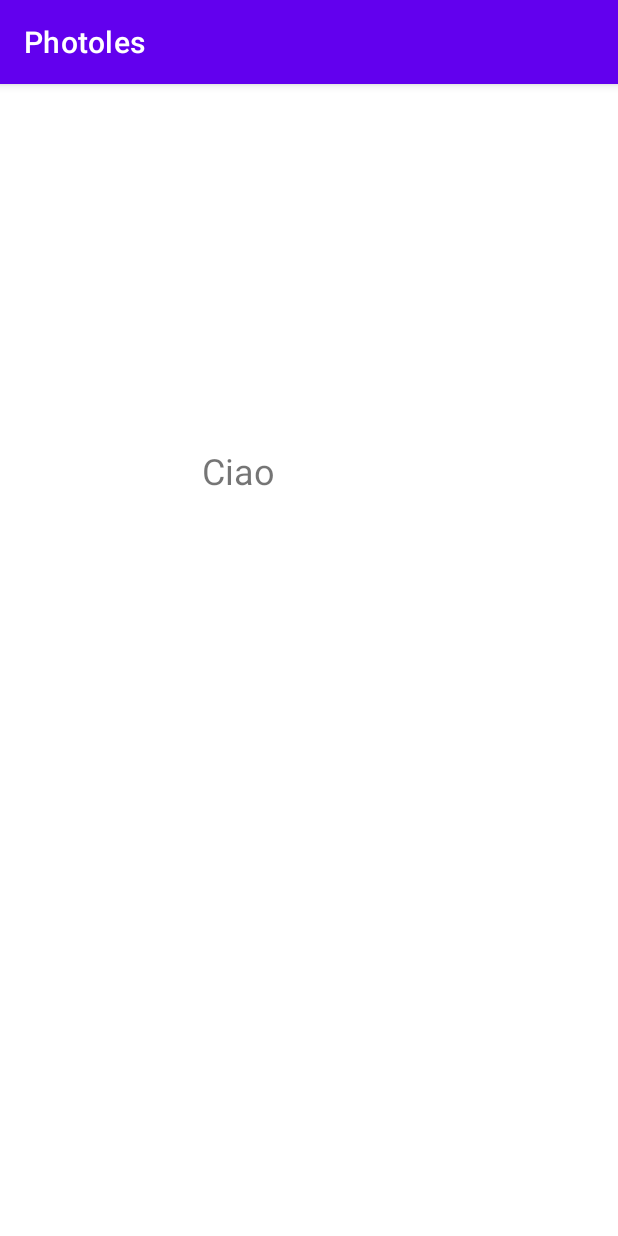
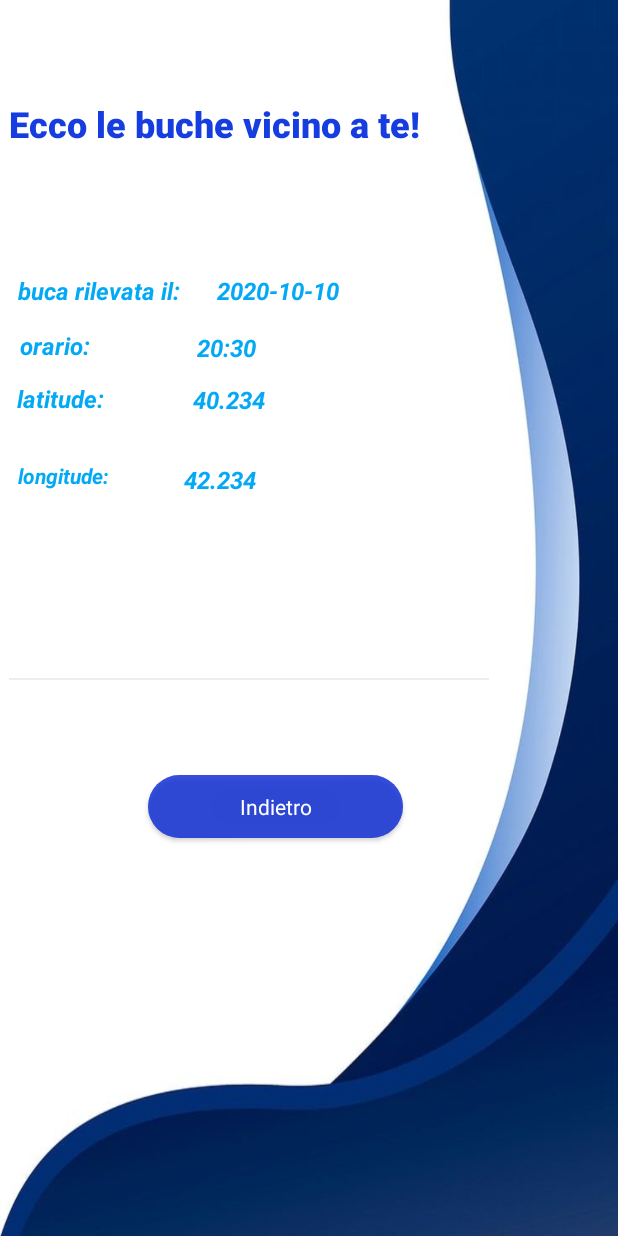
Before and after one commit to LuigiVessella/ProgettoLSO2022, an Android app: the GetRecords screen opened directly, with no data from a screen before it, on a phone screen of 412 x 824 dp. Run offline under Robolectric (Android 15) with nearby library versions, the phone set to English and light mode, and no system bars.

Commit message:
Aggiornata activity get records

```diff
--- a/app/src/main/java/com/example/main/EntityClasses/Pothole.java
+++ b/app/src/main/java/com/example/main/EntityClasses/Pothole.java
@@ -1,17 +1,17 @@
 package com.example.main.EntityClasses;
 
-import java.sql.Time;
+
 import java.util.Date;
 
 public class Pothole {
     private String username;
-    private Time time;
-    private Date date;
+    private String time;
+    private String date;
     private Double latitude;
     private Double longitude;
     private Double differenceY;
 
-    public Pothole(String username, Time time, Date date, Double latitude, Double longitude, Double differenceY) {
+    public Pothole(String username, String time, String date, Double latitude, Double longitude, Double differenceY) {
         this.username = username;
         this.time = time;
         this.date = date;
@@ -28,19 +28,19 @@ public class Pothole {
         this.username = username;
     }
 
-    public Time getTime() {
+    public String getTime() {
         return time;
     }
 
-    public void setTime(Time time) {
+    public void setTime(String time) {
         this.time = time;
     }
 
-    public Date getDate() {
+    public String getDate() {
         return date;
     }
 
-    public void setDate(Date date) {
+    public void setDate(String date) {
         this.date = date;
     }
 
--- a/app/src/main/java/com/example/main/GetRecords.java
+++ b/app/src/main/java/com/example/main/GetRecords.java
@@ -1,14 +1,57 @@
 package com.example.main;
 
 import androidx.appcompat.app.AppCompatActivity;
+import androidx.recyclerview.widget.DividerItemDecoration;
+import androidx.recyclerview.widget.LinearLayoutManager;
+import androidx.recyclerview.widget.RecyclerView;
 
+import android.content.Intent;
 import android.os.Bundle;
+import android.view.View;
+import android.widget.Button;
+
+import com.example.main.EntityClasses.Pothole;
+
+import java.util.ArrayList;
+import java.util.Date;
 
 public class GetRecords extends AppCompatActivity {
+    private RecyclerView reciclerPotholesView;
+    private Button btnBack;
 
     @Override
     protected void onCreate(Bundle savedInstanceState) {
         super.onCreate(savedInstanceState);
+        try {
+            this.getSupportActionBar().hide();
+        } catch (NullPointerException e) {
+        }
         setContentView(R.layout.activity_get_records);
+        initializeComponents();
+    }
+
+
+    public void initializeComponents(){
+        btnBack = findViewById(R.id.buttonBack);
+        btnBack.setOnClickListener(new View.OnClickListener() {
+            @Override
+            public void onClick(View view) {
+                Intent intent = new Intent(GetRecords.this, PotholesActivity.class);
+                startActivity(intent);
+            }
+        });
+        //ArrayList di prova
+        ArrayList<Pothole> listPotholes = new ArrayList<>();
+        Pothole tmpPot = new Pothole("Mario", "20:30", "2020-10-10", 40.234, 42.234, 2.01);
+        Pothole tmpPot2 = new Pothole("Mario", "20:30", "2020-10-10", 40.234, 42.234, 2.01);
+
+        listPotholes.add(tmpPot);
+        listPotholes.add(tmpPot2);
+        reciclerPotholesView = findViewById(R.id.recyclerViewPoth);
+        reciclerPotholesView.setLayoutManager(new LinearLayoutManager(getApplicationContext()));
+        PotholesAdapter potholesAdapter = new PotholesAdapter(getApplicationContext(), listPotholes);
+        reciclerPotholesView.setAdapter(potholesAdapter);
+        reciclerPotholesView.addItemDecoration(new DividerItemDecoration(getApplicationContext(), LinearLayoutManager.VERTICAL));
+
     }
 }
--- a/app/src/main/java/com/example/main/PotholesActivity.java
+++ b/app/src/main/java/com/example/main/PotholesActivity.java
@@ -14,13 +14,11 @@ import android.util.Log;
 import android.view.View;
 import android.widget.Button;
 import android.widget.LinearLayout;
-import android.widget.ScrollView;
 import android.widget.TextView;
 import android.widget.Toast;
 
 import com.example.main.ClientServer.ClientServer;
 import com.example.main.Sensor.Accelerometer;
-import com.example.main.Sensor.Gps;
 import com.google.android.gms.location.FusedLocationProviderClient;
 import com.google.android.gms.location.LocationServices;
 import com.google.android.gms.location.Priority;
@@ -72,7 +70,7 @@ public class PotholesActivity extends AppCompatActivity {
             public void onClick(View view) {
                 Accelerometer acc = new Accelerometer(getApplicationContext(), PotholesActivity.this);
                 buttonGetPos.setText("RILEVANDO...");
-                buttonGetPos.setTextColor(Color.GREEN);
+                buttonGetPos.setTextColor(Color.WHITE);
             }
         });
 
--- /dev/null
+++ b/app/src/main/java/com/example/main/PotholesAdapter.java
@@ -0,0 +1,71 @@
+package com.example.main;
+
+
+import android.content.Context;
+import android.view.LayoutInflater;
+import android.view.View;
+import android.view.ViewGroup;
+import android.widget.TextView;
+
+import androidx.annotation.NonNull;
+import androidx.recyclerview.widget.RecyclerView;
+
+import com.example.main.EntityClasses.Pothole;
+
+import java.util.ArrayList;
+
+public class PotholesAdapter extends RecyclerView.Adapter<PotholesAdapter.PotholesHolder> {
+    private Context context;
+    private ArrayList<Pothole> potholesArrayList;
+
+
+    public PotholesAdapter(Context context, ArrayList<Pothole> pothArrayList) {
+        this.context = context;
+        this.potholesArrayList = pothArrayList;
+    }
+
+    @NonNull
+    @Override
+    public PotholesHolder onCreateViewHolder(@NonNull ViewGroup parent, int viewType) {
+        View view = LayoutInflater.from(context).inflate(R.layout.row_pothole, parent, false);
+        return new PotholesHolder(view);
+    }
+
+
+    @Override
+    public void onBindViewHolder(@NonNull PotholesAdapter.PotholesHolder holder, int position) {
+        Pothole pothole = potholesArrayList.get(position);
+        holder.SetDetails(pothole);
+    }
+
+
+    @Override
+    public int getItemCount() {
+        return potholesArrayList.size();
+    }
+
+
+    //RecensioneHolder
+    class PotholesHolder extends RecyclerView.ViewHolder {
+
+        private TextView dateTextView, longitudeTextView , latitudeTextView, timeTextView;
+
+        public PotholesHolder(@NonNull View itemView) {
+            super(itemView);
+            dateTextView = itemView.findViewById(R.id.textViewDate);
+            longitudeTextView = itemView.findViewById(R.id.textViewLongitude);
+            latitudeTextView = itemView.findViewById(R.id.textViewLati);
+            timeTextView = itemView.findViewById(R.id.textViewTime);
+
+        }
+
+        void SetDetails(Pothole tmpPothole) {
+            //Potremmo aggiungere la città dove è stata rilevata che si dovrebbe prendere dalle coordiante e magari la distanza
+            //dall' utente
+            dateTextView.setText(tmpPothole.getDate());
+            longitudeTextView.setText(tmpPothole.getLongitude().toString());
+            latitudeTextView.setText(tmpPothole.getLatitude().toString());
+            timeTextView.setText(tmpPothole.getTime());
+        }
+    }
+}
--- a/app/src/main/res/layout/activity_get_records.xml
+++ b/app/src/main/res/layout/activity_get_records.xml
@@ -4,18 +4,47 @@
     xmlns:tools="http://schemas.android.com/tools"
     android:layout_width="match_parent"
     android:layout_height="match_parent"
+    android:background="@drawable/backgroung2"
     tools:context=".GetRecords">
 
     <TextView
-        android:id="@+id/textView2"
-        android:layout_width="142dp"
-        android:layout_height="87dp"
-        android:text="Ciao"
+        android:id="@+id/textViewVisualizePotholes"
+        android:layout_width="283dp"
+        android:layout_height="66dp"
+        android:fontFamily="sans-serif-black"
+        android:text="Ecco le buche vicino a te!"
+        android:textColor="#153DDF"
         android:textSize="24sp"
         app:layout_constraintBottom_toBottomOf="parent"
         app:layout_constraintEnd_toEndOf="parent"
-        app:layout_constraintHorizontal_bias="0.498"
+        app:layout_constraintHorizontal_bias="0.046"
         app:layout_constraintStart_toStartOf="parent"
         app:layout_constraintTop_toTopOf="parent"
-        app:layout_constraintVertical_bias="0.355" />
+        app:layout_constraintVertical_bias="0.087" />
+
+    <androidx.recyclerview.widget.RecyclerView
+        android:id="@+id/recyclerViewPoth"
+        android:layout_width="320dp"
+        android:layout_height="276dp"
+        app:layout_constraintBottom_toBottomOf="parent"
+        app:layout_constraintEnd_toEndOf="parent"
+        app:layout_constraintHorizontal_bias="0.065"
+        app:layout_constraintStart_toStartOf="parent"
+        app:layout_constraintTop_toTopOf="parent"
+        app:layout_constraintVertical_bias="0.323" />
+
+    <Button
+        android:id="@+id/buttonBack"
+        style="@style/Widget.MaterialComponents.FloatingActionButton"
+        android:layout_width="170dp"
+        android:layout_height="54dp"
+        android:backgroundTint="#99122FD6"
+        android:text="Indietro"
+        app:layout_constraintBottom_toBottomOf="parent"
+        app:layout_constraintEnd_toEndOf="parent"
+        app:layout_constraintHorizontal_bias="0.408"
+        app:layout_constraintStart_toStartOf="parent"
+        app:layout_constraintTop_toTopOf="parent"
+        app:layout_constraintVertical_bias="0.663" />
+
 </androidx.constraintlayout.widget.ConstraintLayout>
--- /dev/null
+++ b/app/src/main/res/layout/row_pothole.xml
@@ -0,0 +1,130 @@
+<?xml version="1.0" encoding="utf-8"?>
+<androidx.constraintlayout.widget.ConstraintLayout xmlns:android="http://schemas.android.com/apk/res/android"
+    xmlns:app="http://schemas.android.com/apk/res-auto"
+    xmlns:tools="http://schemas.android.com/tools"
+    android:id="@+id/textViewLatitude"
+    android:layout_width="match_parent"
+    android:layout_height="match_parent">
+
+    <TextView
+        android:id="@+id/textViewTime"
+        android:layout_width="168dp"
+        android:layout_height="37dp"
+        android:text="Time"
+        android:textColor="#03A9F4"
+        android:textSize="16sp"
+        android:textStyle="bold|italic"
+        app:layout_constraintBottom_toBottomOf="parent"
+        app:layout_constraintEnd_toEndOf="parent"
+        app:layout_constraintHorizontal_bias="0.823"
+        app:layout_constraintStart_toStartOf="parent"
+        app:layout_constraintTop_toTopOf="parent"
+        app:layout_constraintVertical_bias="0.182" />
+
+    <TextView
+        android:id="@+id/textViewTimeInfo"
+        android:layout_width="154dp"
+        android:layout_height="39dp"
+        android:text="orario:"
+        android:textColor="#03A9F4"
+        android:textSize="16sp"
+        android:textStyle="bold|italic"
+        app:layout_constraintBottom_toBottomOf="parent"
+        app:layout_constraintEnd_toEndOf="parent"
+        app:layout_constraintHorizontal_bias="0.045"
+        app:layout_constraintStart_toStartOf="parent"
+        app:layout_constraintTop_toTopOf="parent"
+        app:layout_constraintVertical_bias="0.178" />
+
+    <TextView
+        android:id="@+id/textViewInfoLong"
+        android:layout_width="161dp"
+        android:layout_height="43dp"
+        android:text="longitude:"
+        android:textColor="#03A9F4"
+        android:textStyle="bold|italic"
+        app:layout_constraintBottom_toBottomOf="parent"
+        app:layout_constraintEnd_toEndOf="parent"
+        app:layout_constraintHorizontal_bias="0.036"
+        app:layout_constraintStart_toStartOf="parent"
+        app:layout_constraintTop_toTopOf="parent"
+        app:layout_constraintVertical_bias="0.561" />
+
+    <TextView
+        android:id="@+id/textViewInfoLat"
+        android:layout_width="166dp"
+        android:layout_height="42dp"
+        android:text="latitude:"
+        android:textColor="#03A9F4"
+        android:textSize="16sp"
+        android:textStyle="bold|italic"
+        app:layout_constraintBottom_toBottomOf="parent"
+        app:layout_constraintEnd_toEndOf="parent"
+        app:layout_constraintHorizontal_bias="0.036"
+        app:layout_constraintStart_toStartOf="parent"
+        app:layout_constraintTop_toTopOf="parent"
+        app:layout_constraintVertical_bias="0.333" />
+
+    <TextView
+        android:id="@+id/textViewDate"
+        android:layout_width="144dp"
+        android:layout_height="50dp"
+        android:fontFamily="sans-serif"
+        android:text="date"
+        android:textColor="#03A9F4"
+        android:textSize="16sp"
+        android:textStyle="bold|italic"
+        app:layout_constraintBottom_toBottomOf="parent"
+        app:layout_constraintEnd_toEndOf="parent"
+        app:layout_constraintHorizontal_bias="0.786"
+        app:layout_constraintStart_toStartOf="parent"
+        app:layout_constraintTop_toTopOf="parent"
+        app:layout_constraintVertical_bias="0.023" />
+
+    <TextView
+        android:id="@+id/textViewInfo"
+        android:layout_width="152dp"
+        android:layout_height="49dp"
+        android:text="buca rilevata il: "
+        android:textColor="#03A9F4"
+        android:textSize="16sp"
+        android:textStyle="bold|italic"
+        app:layout_constraintBottom_toBottomOf="parent"
+        app:layout_constraintEnd_toEndOf="parent"
+        app:layout_constraintHorizontal_bias="0.034"
+        app:layout_constraintStart_toStartOf="parent"
+        app:layout_constraintTop_toTopOf="parent"
+        app:layout_constraintVertical_bias="0.023" />
+
+    <TextView
+        android:id="@+id/textViewLongitude"
+        android:layout_width="156dp"
+        android:layout_height="41dp"
+        android:fontFamily="sans-serif"
+        android:text="longitude"
+        android:textColor="#03A9F4"
+        android:textSize="16sp"
+        android:textStyle="bold|italic"
+        app:layout_constraintBottom_toBottomOf="parent"
+        app:layout_constraintEnd_toEndOf="parent"
+        app:layout_constraintHorizontal_bias="0.713"
+        app:layout_constraintStart_toStartOf="parent"
+        app:layout_constraintTop_toTopOf="parent"
+        app:layout_constraintVertical_bias="0.562" />
+
+    <TextView
+        android:id="@+id/textViewLati"
+        android:layout_width="161dp"
+        android:layout_height="39dp"
+        android:fontFamily="sans-serif"
+        android:text="latitude"
+        android:textColor="#03A9F4"
+        android:textSize="16sp"
+        android:textStyle="bold|italic"
+        app:layout_constraintBottom_toBottomOf="parent"
+        app:layout_constraintEnd_toEndOf="parent"
+        app:layout_constraintHorizontal_bias="0.772"
+        app:layout_constraintStart_toStartOf="parent"
+        app:layout_constraintTop_toTopOf="parent"
+        app:layout_constraintVertical_bias="0.332" />
+</androidx.constraintlayout.widget.ConstraintLayout>
```
